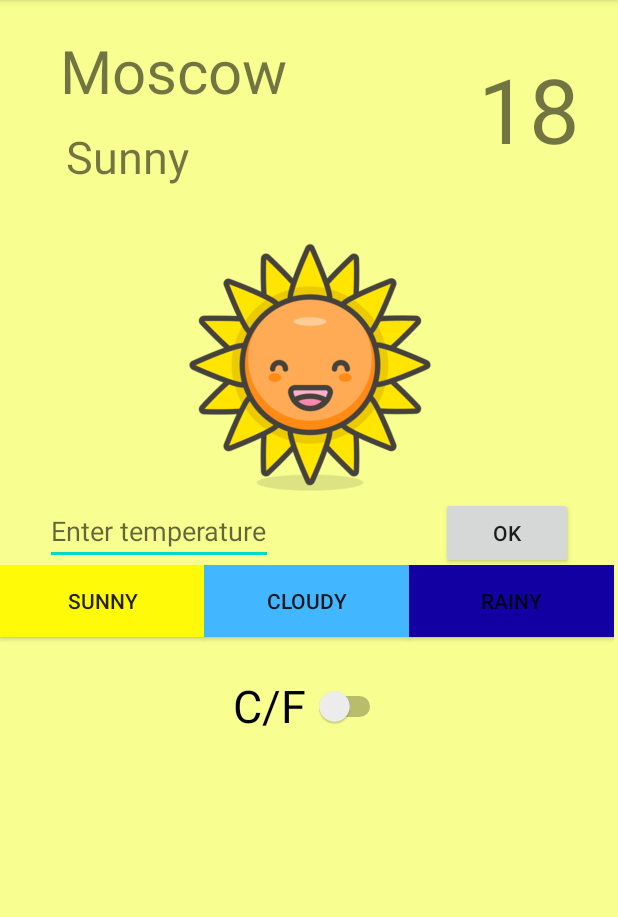
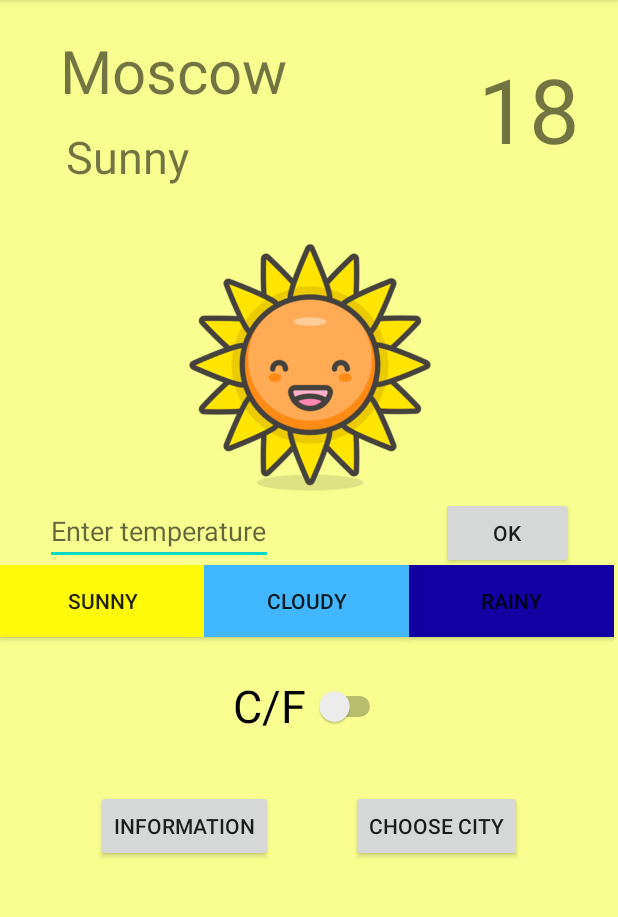
Before and after one commit to albergnaa/FirstApp, an Android app: the screen it shows after launch (MainActivity), on a phone screen of 412 x 824 dp, the part 84-1001 px from its top. Run offline under Robolectric (Android 15) with nearby library versions, the phone set to English and light mode, and no system bars.

Commit message:
homework4 implemented

```diff
--- /dev/null
+++ b/app/src/main/java/kvaepnrosh/firstapp/Constants.java
@@ -0,0 +1,5 @@
+package kvaepnrosh.firstapp;
+
+public interface Constants {
+    String CITY_NAME = "CITY_NAME";
+}
--- a/app/src/main/java/kvaepnrosh/firstapp/MainActivity.java
+++ b/app/src/main/java/kvaepnrosh/firstapp/MainActivity.java
@@ -1,6 +1,9 @@
 package kvaepnrosh.firstapp;
 
+import android.content.Intent;
+import android.net.Uri;
 import android.support.annotation.NonNull;
+import android.support.annotation.Nullable;
 import android.support.constraint.ConstraintLayout;
 import android.support.v7.app.AppCompatActivity;
 import android.os.Bundle;
@@ -13,17 +16,33 @@ import android.widget.ImageView;
 import android.widget.Switch;
 import android.widget.TextView;
 
-public class MainActivity extends AppCompatActivity {
+public class MainActivity extends AppCompatActivity implements Constants {
 
     private static final String TEMP_KEY = "TEMP_KEY";
     private static final String SWITCH_KEY = "SWITCH_KEY";
+    private final static int REQUEST_CODE = 1;
 
     private ConstraintLayout constraintLayout;
+    private TextView txtCityName;
     private TextView txtWeatherType;
     private ImageView imgWeatherType;
     private Switch tempSwitch;
     private EditText tempEditText;
     private TextView tempTextView;
+    private Button infoButton;
+    private Button chooseCityButton;
+
+    @Override
+    protected void onActivityResult(int requestCode, int resultCode, @Nullable Intent data) {
+        if (requestCode!=REQUEST_CODE) {
+            super.onActivityResult(requestCode, resultCode, data);
+            return;
+        }else{
+            txtCityName= findViewById(R.id.cityTextView);
+            String cityName = data.getStringExtra(CITY_NAME);
+            txtCityName.setText(cityName);
+        }
+    }
 
     @Override
     protected void onCreate(Bundle savedInstanceState) {
@@ -61,7 +80,6 @@ public class MainActivity extends AppCompatActivity {
             }
         });
 
-
         tempEditText = findViewById(R.id.tempEditText);
         Button btnOk = findViewById(R.id.okButton);
         tempTextView = findViewById(R.id.temperatureTextView);
@@ -88,6 +106,26 @@ public class MainActivity extends AppCompatActivity {
                     double tempC = 5 * (Double.valueOf(temp) - 32) / 9;
                     tempTextView.setText(String.valueOf((int) tempC));
                 }
+            }
+        });
+
+        chooseCityButton = findViewById(R.id.changeCityButton);
+        chooseCityButton.setOnClickListener(new View.OnClickListener() {
+            @Override
+            public void onClick(View v) {
+                Intent intent = new Intent(MainActivity.this, ChoosingCityActivity.class);
+                startActivityForResult(intent, REQUEST_CODE);
+            }
+        });
+
+        txtCityName= findViewById(R.id.cityTextView);
+        infoButton = findViewById(R.id.infoButton);
+        infoButton.setOnClickListener(new View.OnClickListener() {
+            @Override
+            public void onClick(View v) {
+                Uri address = Uri.parse("https://ru.wikipedia.org/wiki/"+txtCityName.getText().toString());
+                Intent infoIntent = new Intent(Intent.ACTION_VIEW, address);
+                startActivity(infoIntent);
             }
         });
 
--- a/app/src/main/res/layout/activity_main.xml
+++ b/app/src/main/res/layout/activity_main.xml
@@ -115,4 +115,24 @@
         app:layout_constraintStart_toStartOf="parent"
         app:layout_constraintTop_toBottomOf="@id/linearLayout" />
 
+    <Button
+        android:id="@+id/infoButton"
+        android:layout_width="wrap_content"
+        android:layout_height="wrap_content"
+        android:layout_marginStart="64dp"
+        android:layout_marginTop="32dp"
+        android:text="@string/info"
+        app:layout_constraintStart_toStartOf="parent"
+        app:layout_constraintTop_toBottomOf="@+id/tempSwitch" />
+
+    <Button
+        android:id="@+id/changeCityButton"
+        android:layout_width="wrap_content"
+        android:layout_height="wrap_content"
+        android:layout_marginTop="32dp"
+        android:layout_marginEnd="64dp"
+        android:text="@string/change_city"
+        app:layout_constraintEnd_toEndOf="parent"
+        app:layout_constraintTop_toBottomOf="@+id/tempSwitch" />
+
 </android.support.constraint.ConstraintLayout>
--- a/app/src/main/res/values/strings.xml
+++ b/app/src/main/res/values/strings.xml
@@ -5,4 +5,6 @@
     <string name="rainy">Rainy</string>
     <string name="moscow">Moscow</string>
     <string name="edit_hint">Enter temperature</string>
+    <string name="change_city">Choose city</string>
+    <string name="info">Information</string>
 </resources>
```
Also changed, not shown: app/src/main/java/kvaepnrosh/firstapp/ChoosingCityActivity.java (+3 -6 lines), app/src/main/java/kvaepnrosh/firstapp/CityAdapter.java (+22 -11 lines), 1 other file.
